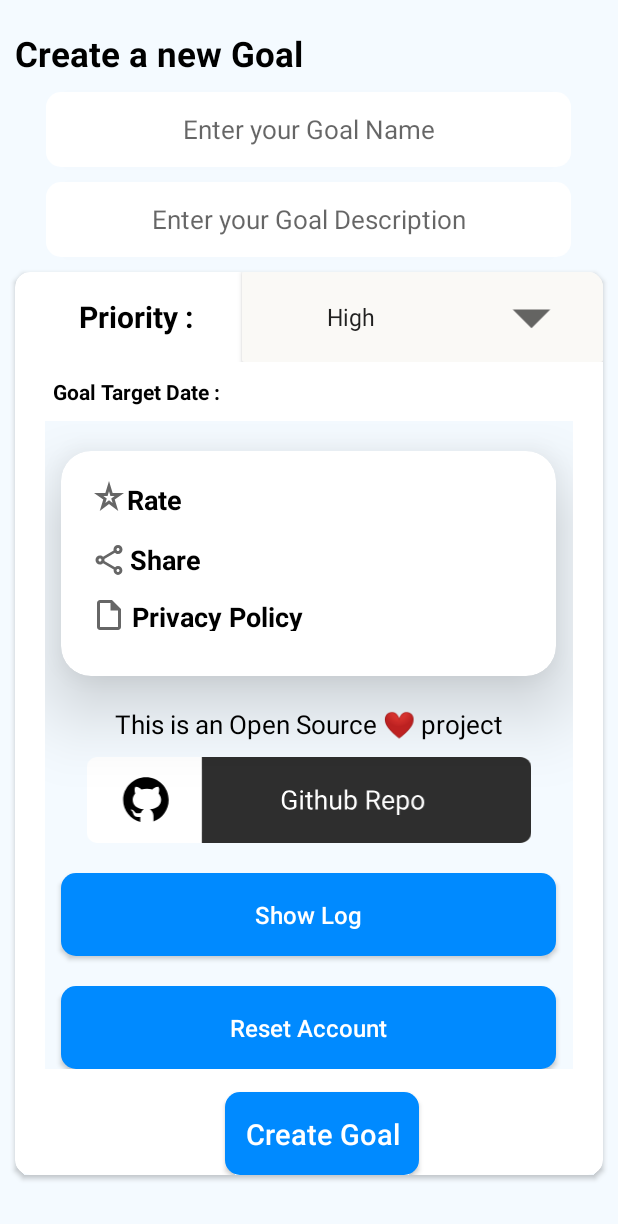
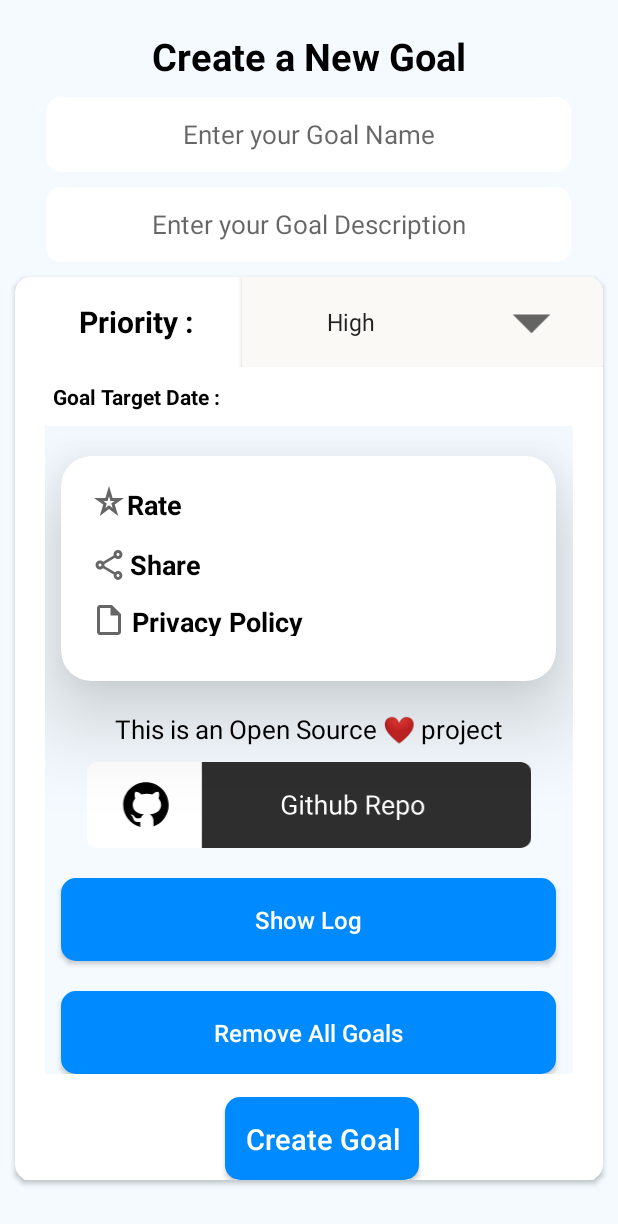
Before and after one commit to maityamit/Tracky-Track-your-goals-or-targets, an Android app: the fragment SettingsFragment placed in its activity, on a phone screen of 412 x 824 dp. Shown: the top 1224 px of the screen. Run offline under Robolectric (Android 15) with nearby library versions, the light colour scheme and no system bars; our stand-ins replace CircleImageView, Firebase (no records; nobody signed in at launch, a user with empty details on screens opened directly), Picasso; plain views replace NeumorphCardView; pictures from the network do not load.

Commit message:
UI changed in some Activities

```diff
--- a/app/src/main/res/layout/activity_addgoal.xml
+++ b/app/src/main/res/layout/activity_addgoal.xml
@@ -18,9 +18,9 @@
             android:id="@+id/create_goal_text_view"
             android:layout_width="wrap_content"
             android:layout_height="wrap_content"
-            android:text="Create a new Goal"
-            android:textSize="23dp"
-            android:layout_marginLeft="-100dp"
+            android:text="Create a New Goal"
+            android:textSize="25dp"
+            android:layout_marginLeft="0dp"
             android:layout_marginTop="20dp"
             android:layout_marginBottom="10dp"
             android:textColor="@color/black"
--- a/app/src/main/res/layout/fragment_settings.xml
+++ b/app/src/main/res/layout/fragment_settings.xml
@@ -16,7 +16,7 @@
         android:layout_margin="20dp"
         app:cardBackgroundColor="@color/white"
         app:cardCornerRadius="20dp"
-        app:cardElevation="30dp"
+        app:cardElevation="35dp"
         app:cardMaxElevation="12dp"
         app:cardPreventCornerOverlap="true"
         app:layout_constraintBottom_toBottomOf="parent"
@@ -107,7 +107,7 @@
         android:layout_marginTop="20dp"
         android:background="@drawable/button"
         android:layout_gravity="center_horizontal"
-        android:text="Reset Account"
+        android:text="Remove All Goals"
         android:textAllCaps="false"
         android:textColor="@color/white"
         android:textSize="16dp" />
```
Also changed, not shown: app/src/main/res/layout/activity_profile.xml (+6 -4 lines).
